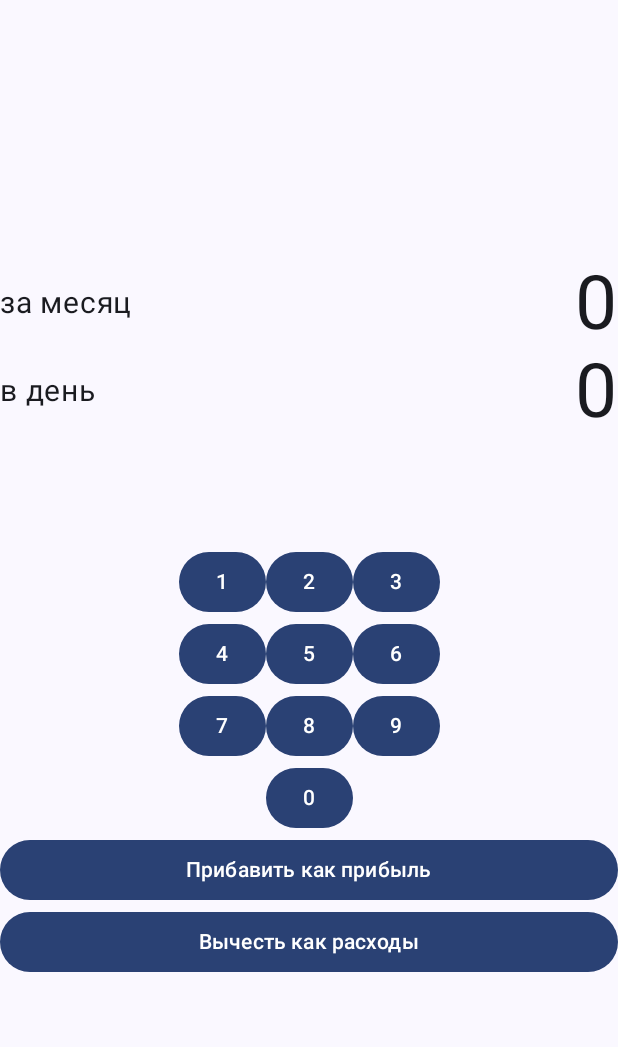
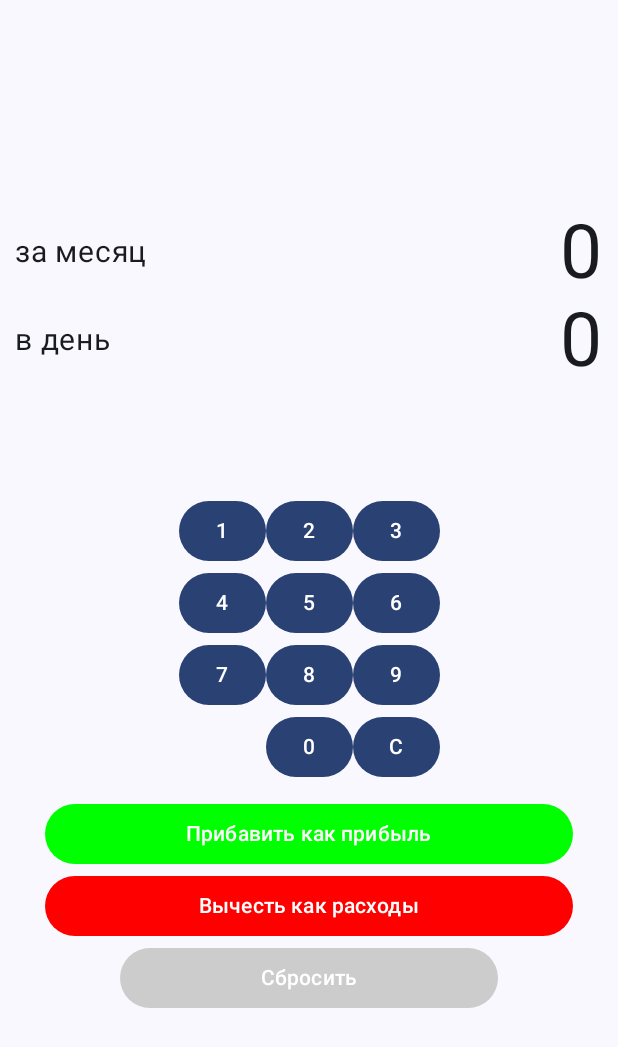
Before and after one commit to Sutemi67/KotlinJC_MoneyEveryday_app, an Android app built with Jetpack Compose: the screen it shows after launch (MainActivity), on a phone screen of 412 x 824 dp. Shown: the top 1047 px of the screen. Run offline under Robolectric (Android 15) with nearby library versions, the phone set to English and light mode, and no system bars.

Commit message:
added some interface features

```diff
--- a/app/src/main/java/com/example/moneyeverydaycompose/MainActivity.kt
+++ b/app/src/main/java/com/example/moneyeverydaycompose/MainActivity.kt
@@ -10,8 +10,10 @@ import androidx.compose.foundation.layout.Spacer
 import androidx.compose.foundation.layout.fillMaxSize
 import androidx.compose.foundation.layout.fillMaxWidth
 import androidx.compose.foundation.layout.height
+import androidx.compose.foundation.layout.padding
 import androidx.compose.foundation.layout.wrapContentSize
 import androidx.compose.material3.Button
+import androidx.compose.material3.ButtonDefaults
 import androidx.compose.material3.MaterialTheme
 import androidx.compose.material3.Surface
 import androidx.compose.material3.Text
@@ -26,6 +28,7 @@ import androidx.compose.runtime.rememberCoroutineScope
 import androidx.compose.runtime.setValue
 import androidx.compose.ui.Alignment
 import androidx.compose.ui.Modifier
+import androidx.compose.ui.graphics.Color
 import androidx.compose.ui.tooling.preview.Preview
 import androidx.compose.ui.unit.dp
 import androidx.compose.ui.unit.sp
@@ -65,7 +68,7 @@ class MainActivity : ComponentActivity() {
 @Composable
 fun Income(dataStoreManager: DataStoreManager, monthlySummary: MutableState<Int>) {
 
-    var input by remember { mutableStateOf("") }
+    var input: String? by remember { mutableStateOf("") }
     val coroutine = rememberCoroutineScope()
     Column(
         Modifier
@@ -75,7 +78,9 @@ fun Income(dataStoreManager: DataStoreManager, monthlySummary: MutableState<Int>
         horizontalAlignment = Alignment.CenterHorizontally
     ) {
         Row(
-            Modifier.fillMaxWidth(),
+            Modifier
+                .fillMaxWidth()
+                .padding(10.dp, 0.dp),
             horizontalArrangement = Arrangement.SpaceBetween,
             verticalAlignment = Alignment.CenterVertically
         ) {
@@ -83,11 +88,14 @@ fun Income(dataStoreManager: DataStoreManager, monthlySummary: MutableState<Int>
                 text = "за месяц", fontSize = 20.sp
             )
             Text(
-                text = "${monthlySummary.value}", fontSize = 50.sp
+                text = "${monthlySummary.value}",
+                fontSize = 50.sp
             )
         }
         Row(
-            Modifier.fillMaxWidth(),
+            Modifier
+                .fillMaxWidth()
+                .padding(10.dp, 0.dp),
             horizontalArrangement = Arrangement.SpaceBetween,
             verticalAlignment = Alignment.CenterVertically
         ) {
@@ -95,11 +103,12 @@ fun Income(dataStoreManager: DataStoreManager, monthlySummary: MutableState<Int>
                 text = "в день", fontSize = 20.sp
             )
             Text(
-                text = "${monthlySummary.value / 30}", fontSize = 50.sp
+                text = "${monthlySummary.value / 30}",
+                fontSize = 50.sp
             )
         }
         Text(
-            text = input, fontSize = 30.sp
+            text = input ?: "введите сумму", fontSize = 30.sp
         )
 
 
@@ -145,28 +154,20 @@ fun Income(dataStoreManager: DataStoreManager, monthlySummary: MutableState<Int>
                 Button(onClick = { input += 9.toString() }) {
                     Text(text = "9")
                 }
+                Button(onClick = { input = ""}) {
+                    Text(text = "C")
+                }
             }
 
         }
-        Column {
+        Column(
+            Modifier
+                .fillMaxWidth()
+                .padding(30.dp, 10.dp)
+        ) {
             Button(
                 onClick = {
-                    monthlySummary.value += input.toInt();
-                    coroutine.launch {
-                        dataStoreManager.saveSettings(
-                            SettingsData(
-                                monthlySummary.value
-                            )
-                        )
-                    }
-                    input = ""
-                }, Modifier.fillMaxWidth()
-            ) {
-                Text(text = "Прибавить как прибыль")
-            }
-            Button(
-                onClick = {
-                    monthlySummary.value -= input.toInt();
+                    monthlySummary.value += input?.toInt() ?: 0
                     coroutine.launch {
                         dataStoreManager.saveSettings(
                             SettingsData(
@@ -176,19 +177,69 @@ fun Income(dataStoreManager: DataStoreManager, monthlySummary: MutableState<Int>
                     }
                     input = ""
                 },
-                Modifier.fillMaxWidth()
+                Modifier.fillMaxWidth(),
+                colors = ButtonDefaults.buttonColors(Color.Green)
+            ) {
+                Text(text = "Прибавить как прибыль")
+            }
+            Button(
+                onClick = {
+                    monthlySummary.value -= input?.toInt() ?: 0
+
+                    coroutine.launch {
+                        dataStoreManager.saveSettings(
+                            SettingsData(
+                                monthlySummary.value
+                            )
+                        )
+                    }
+                    input = ""
+                },
+                Modifier.fillMaxWidth(),
+                colors = ButtonDefaults.buttonColors(Color.Red)
             ) {
                 Text(text = "Вычесть как расходы")
+            }
+            Button(
+                onClick = {
+                    monthlySummary.value = 0
+
+                    coroutine.launch {
+                        dataStoreManager.saveSettings(
+                            SettingsData(
+                                monthlySummary.value
+                            )
+                        )
+                    }
+                    input = ""
+                },
+                Modifier.fillMaxWidth().padding(50.dp,0.dp),
+                colors = ButtonDefaults.buttonColors(Color.LightGray)
+            ) {
+                Text(text = "Сбросить")
             }
         }
     }
 }
 
 
-//@Preview(showBackground = true, showSystemUi = true)
-//@Composable
-//fun GreetingPreview() {
-//    MoneyEverydayComposeTheme {
-//        Income(dataStoreManager = DataStoreManager(this), monthlySummary = MutableState<Int>)
-//    }
-//}
+@Preview(showBackground = true, showSystemUi = true)
+@Composable
+fun GreetingPreview() {
+    val dataDataStoreManager = DataStoreManager(MainActivity())
+    MoneyEverydayComposeTheme {
+        val monthlySummary = remember {
+            mutableIntStateOf(0)
+        }
+        LaunchedEffect(key1 = true) {
+            dataDataStoreManager.getSettings().collect { settings ->
+                monthlySummary.intValue = settings.resultText
+            }
+        }
+        Surface(
+            modifier = Modifier.fillMaxSize(), color = MaterialTheme.colorScheme.background
+        ) {
+            Income(dataDataStoreManager, monthlySummary)
+        }
+    }
+}
--- a/app/src/main/java/com/example/moneyeverydaycompose/datastore/DataStoreManager.kt
+++ b/app/src/main/java/com/example/moneyeverydaycompose/datastore/DataStoreManager.kt
@@ -11,7 +11,7 @@ private val Context.dataStore: DataStore<androidx.datastore.preferences.core.Pre
     "data_store"
 )
 
-class DataStoreManager(val context: Context) {
+class DataStoreManager(private val context: Context) {
     suspend fun saveSettings(settingsData: SettingsData) {
         context.dataStore.edit { pref ->
             pref[intPreferencesKey("result")]=settingsData.resultText
```
